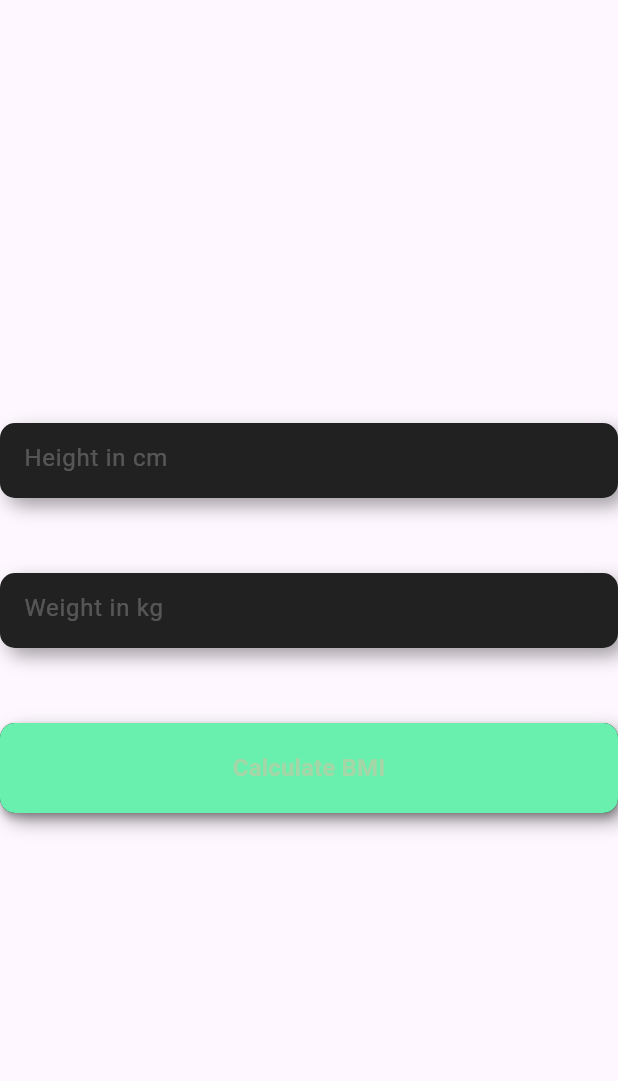
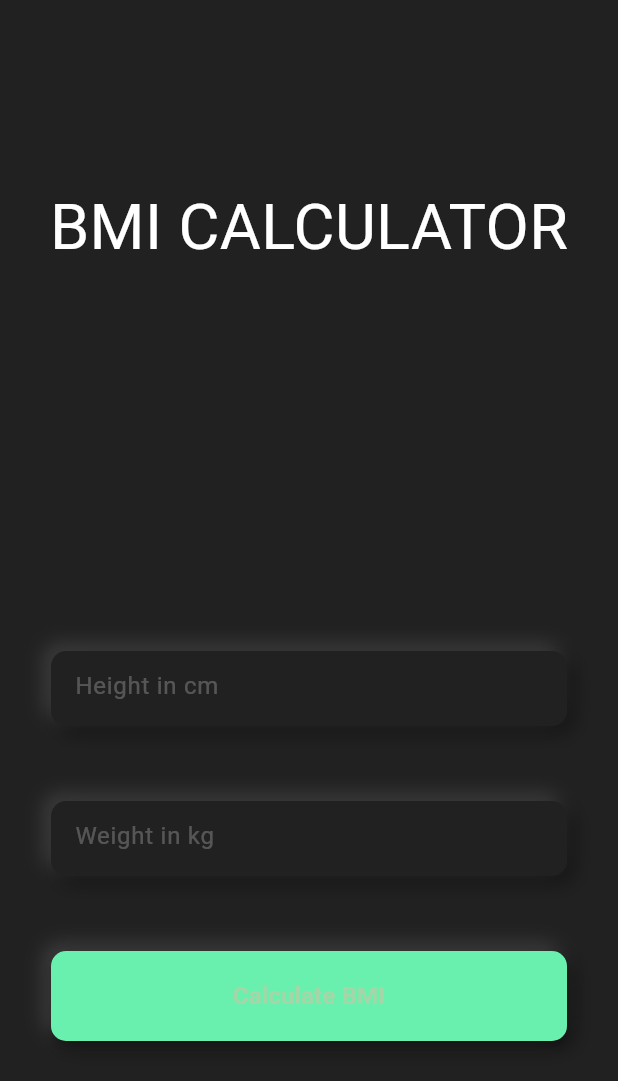
Before and after one commit to AbhishekKonnayil/bmi_calculator_flutter, a Flutter app: the screen it shows after launch, on a phone screen of 412 x 824 dp. Shown: the top 1081 px of the screen. Run offline on Flutter 3.47's test engine with Material 3 defaults, Android fonts, the phone set to English and light mode, and no system bars; our stand-ins replace percent_indicator.

Commit message:
enhance HomePage layout with improved UI structure and background color

```diff
--- a/lib/home_page.dart
+++ b/lib/home_page.dart
@@ -23,7 +23,31 @@ class _HomePageState extends State<HomePage> {
   );
   @override
   Widget build(BuildContext context) {
-    return Scaffold(body: bmiValue == null ? buildInputUi() : buildOutputUi());
+    return Scaffold(
+      backgroundColor: const Color.fromRGBO(33, 33, 33, 1),
+      body: SafeArea(
+        child: SizedBox(
+          width: double.infinity,
+          child: Column(
+            mainAxisAlignment: MainAxisAlignment.spaceAround,
+            crossAxisAlignment: CrossAxisAlignment.center,
+            children: [
+              const Text(
+                "BMI CALCULATOR",
+                style: TextStyle(color: Colors.white, fontSize: 42),
+              ),
+
+              Container(
+                width: 360,
+                alignment: Alignment.center,
+                padding: const EdgeInsets.all(8.0),
+                child: bmiValue == null ? buildInputUi() : buildOutputUi(),
+              ),
+            ],
+          ),
+        ),
+      ),
+    );
   }
 
   Widget buildInputUi() {
--- a/lib/main.dart
+++ b/lib/main.dart
@@ -10,6 +10,6 @@ class MyApp extends StatelessWidget {
 
   @override
   Widget build(BuildContext context) {
-    return const MaterialApp(home: HomePage());
+    return const MaterialApp(home: HomePage(),debugShowCheckedModeBanner: false,);
   }
 }
```
